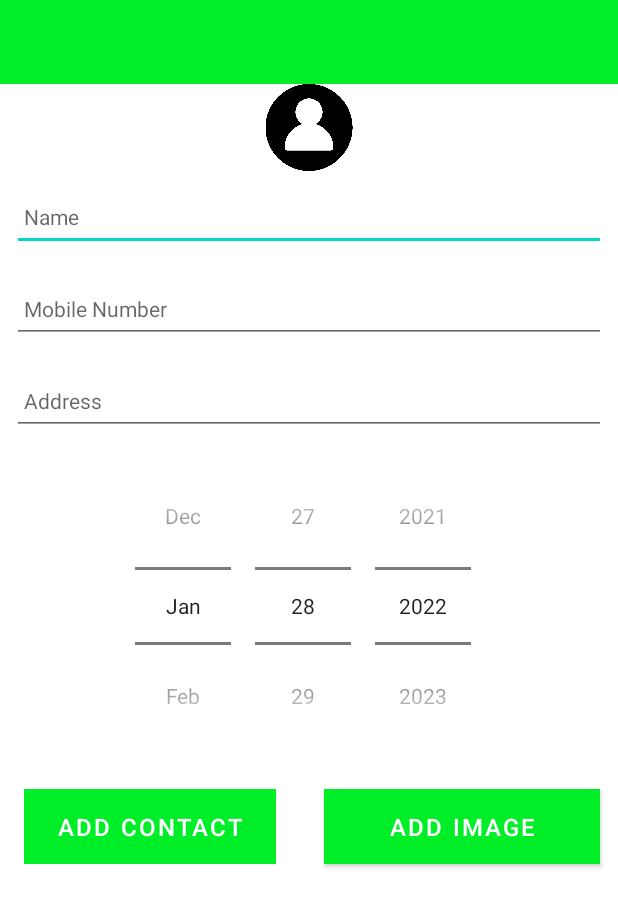
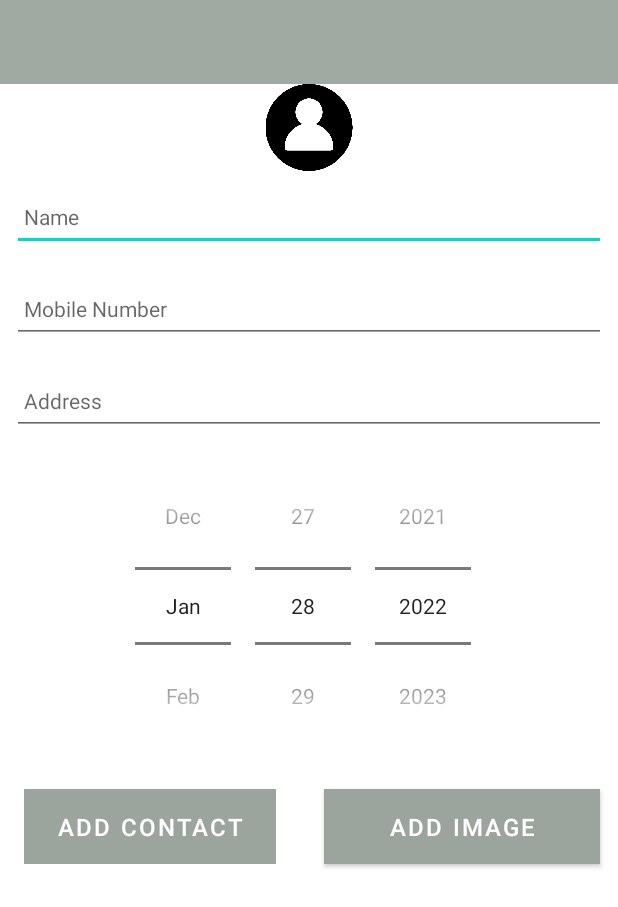
Before and after one commit to 20088717/MemoAdvanced20088717, an Android app: the layout activity_memo.xml on its own in the app's theme, with its tools: preview values and no code run, on a phone screen of 412 x 824 dp. Shown: the top 907 px of the screen. Run offline under Robolectric (Android 15) with nearby library versions, the phone set to English and light mode, and no system bars.

Commit message:
Changed Theme

```diff
--- a/app/src/main/res/values/themes.xml
+++ b/app/src/main/res/values/themes.xml
@@ -2,8 +2,8 @@
     <!-- Base application theme. -->
     <style name="Theme.Memo" parent="Theme.MaterialComponents.DayNight.NoActionBar">
         <!-- Primary brand color. -->
-        <item name="colorPrimary">@color/purple_500</item>
-        <item name="colorPrimaryVariant">@color/purple_700</item>
+        <item name="colorPrimary">#9BA59D</item>
+        <item name="colorPrimaryVariant">#989C99</item>
         <item name="colorOnPrimary">@color/white</item>
         <!-- Secondary brand color. -->
         <item name="colorSecondary">@color/teal_200</item>
@@ -16,7 +16,7 @@
 
     <!-- Tool bar styling -->
     <style name="MyToolbar" parent="Theme.AppCompat.Light.NoActionBar">
-        <item name="android:background">@color/navy</item>
+        <item name="android:background">#A1AAA2</item>
         <item name="android:textColorPrimary">@color/white</item>
         <item name="windowActionBar">false</item>
     </style>
```
